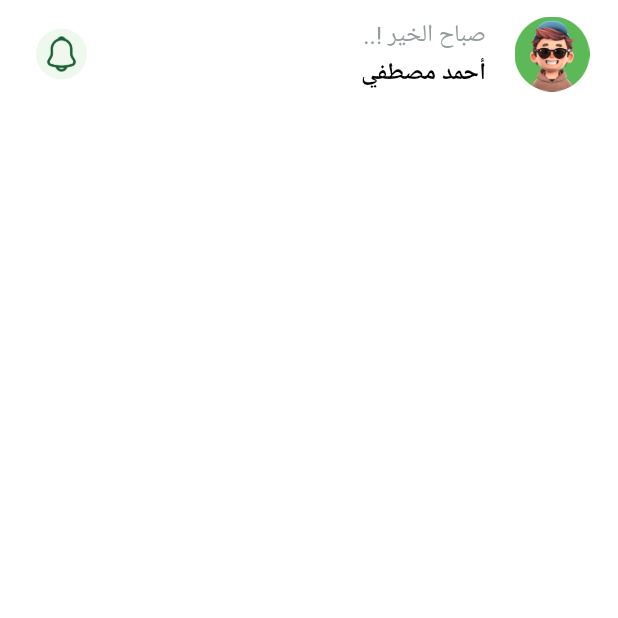
After one commit to ahmedwael111/e-commerce-fruits-hub, a Flutter app: the HomeView screen opened by its route, on a phone screen of 412 x 824 dp, the top half of it. The commit adds this screen. Run offline on Flutter 3.47's test engine with Material 3 defaults, Android fonts, the phone set to English and light mode, and no system bars; our stand-ins replace bloc, cloud_firestore, dartz, device_preview, dio, dots_indicator and 10 more; missing offline and left inert: flutter_facebook_auth; accounts and stored records are empty; Roboto replaces fonts that are missing (Cairo).

Commit message:
creat home view => starting with create coustom app bar

```diff
--- a/lib/core/helper_functions.dart/routs.dart
+++ b/lib/core/helper_functions.dart/routs.dart
@@ -1,5 +1,6 @@
 import 'package:e_commerce_fruits_hub/featurs/auth/presentation/views/sginin_view.dart';
 import 'package:e_commerce_fruits_hub/featurs/auth/presentation/views/signup_view.dart';
+import 'package:e_commerce_fruits_hub/featurs/home/presentation/views/home_view.dart';
 import 'package:e_commerce_fruits_hub/featurs/on_boarding/presentation/views/on_boarding_view.dart';
 import 'package:e_commerce_fruits_hub/featurs/splash/presentation/views/splash_view.dart';
 import 'package:flutter/material.dart';
@@ -14,6 +15,8 @@ Route<dynamic> generateRoute(RouteSettings settings) {
       return MaterialPageRoute(builder: (_) => const SigninView());
     case SignupView.routeName:
       return MaterialPageRoute(builder: (_) => const SignupView());
+    case HomeView.routeName:
+      return MaterialPageRoute(builder: (_) => const HomeView());
 
     default:
       return MaterialPageRoute(builder: (_) => const SplashView());
--- a/lib/core/utils/assets.dart
+++ b/lib/core/utils/assets.dart
@@ -8,13 +8,11 @@ class Assets {
 
   /// Assets for assetsBackground1OnBoarding
   /// assets/background_1_onBoarding.svg
-  static const String assetsBackground1OnBoarding =
-      "assets/background_1_onBoarding.svg";
+  static const String assetsBackground1OnBoarding = "assets/background_1_onBoarding.svg";
 
   /// Assets for assetsBackground2OnBoarding
   /// assets/background_2_onBoarding.svg
-  static const String assetsBackground2OnBoarding =
-      "assets/background_2_onBoarding.svg";
+  static const String assetsBackground2OnBoarding = "assets/background_2_onBoarding.svg";
 
   /// Assets for assetsCheck
   /// assets/check.svg
@@ -52,7 +50,15 @@ class Assets {
   /// assets/logo_splash.svg
   static const String assetsLogoSplash = "assets/logo_splash.svg";
 
+  /// Assets for assetsNotification1
+  /// assets/notification1.png
+  static const String assetsNotification1 = "assets/notification1.png";
+
   /// Assets for assetsPlanet
   /// assets/planet.svg
   static const String assetsPlanet = "assets/planet.svg";
+
+  /// Assets for assetsProfile
+  /// assets/profile.png
+  static const String assetsProfile = "assets/profile.png";
 }
--- a/lib/featurs/auth/presentation/views/widgets/signUpViewBody_blocConsumer.dart
+++ b/lib/featurs/auth/presentation/views/widgets/signUpViewBody_blocConsumer.dart
@@ -13,6 +13,7 @@ class SignUpViewBodyBlocConsumer extends StatelessWidget {
       listener: (context, state) {
         if (state is SignupCubitSuccess) {
           snakBar(context, 'تم إنشاء الحساب بنجاح ✅');
+          Navigator.pop(context);
         } else if (state is SignupCubitfailure) {
           // Handle failure, e.g., show an error message
           snakBar(context, '${state.message} ❌');
--- a/lib/featurs/auth/presentation/views/widgets/signinViewBody_blocConsumer.dart
+++ b/lib/featurs/auth/presentation/views/widgets/signinViewBody_blocConsumer.dart
@@ -2,6 +2,7 @@ import 'package:e_commerce_fruits_hub/core/widgets/coustom_progress_indicator.da
 import 'package:e_commerce_fruits_hub/core/widgets/snake_bar.dart';
 import 'package:e_commerce_fruits_hub/featurs/auth/presentation/cubits/sginin/signin_cubit.dart';
 import 'package:e_commerce_fruits_hub/featurs/auth/presentation/views/widgets/sginin_view_body.dart';
+import 'package:e_commerce_fruits_hub/featurs/home/presentation/views/home_view.dart';
 import 'package:flutter/material.dart';
 import 'package:flutter_bloc/flutter_bloc.dart';
 
@@ -14,6 +15,7 @@ class SgininViewBodyBlocConsumer extends StatelessWidget {
       listener: (context, state) {
         if (state is SigninSuccess) {
           snakBar(context, 'تم تسجيل الدخول بنجاح ✅');
+          Navigator.pushNamed(context, HomeView.routeName);
         } else if (state is Signinfailure) {
           // Handle failure, e.g., show an error message
           snakBar(context, '${state.message} ❌');
--- /dev/null
+++ b/lib/featurs/home/presentation/views/home_view.dart
@@ -0,0 +1,11 @@
+import 'package:e_commerce_fruits_hub/featurs/home/presentation/views/widgets/home_view_body.dart';
+import 'package:flutter/material.dart';
+
+class HomeView extends StatelessWidget {
+  const HomeView({super.key});
+  static const String routeName = 'home';
+  @override
+  Widget build(BuildContext context) {
+    return const Scaffold(body: SafeArea(child: HomeViewBody()));
+  }
+}
--- /dev/null
+++ b/lib/featurs/home/presentation/views/widgets/coustom_app_bar.dart
@@ -0,0 +1,45 @@
+import 'package:e_commerce_fruits_hub/core/utils/app_styles.dart';
+import 'package:e_commerce_fruits_hub/core/utils/assets.dart';
+import 'package:flutter/material.dart';
+
+class CoustomAppBar extends StatelessWidget {
+  const CoustomAppBar({super.key});
+
+  @override
+  Widget build(BuildContext context) {
+    return SizedBox(
+      height: 56,
+      width: double.infinity,
+      child: ListTile(
+        title: Text(
+          'صباح الخير !..',
+          textAlign: TextAlign.right,
+          style: AppTextStyles.regular16.copyWith(
+            color: const Color(0xFF949D9E),
+          ),
+        ),
+        subtitle: Text(
+          'أحمد مصطفي',
+          textAlign: TextAlign.right,
+          style: AppTextStyles.bold16.copyWith(color: Colors.black),
+        ),
+        trailing: Container(
+          width: 34,
+          height: 34,
+          decoration: ShapeDecoration(
+            color: const Color(0xFFEEF8ED) /* green-50 */,
+            shape: OvalBorder(),
+          ),
+          child: Padding(
+            padding: const EdgeInsets.all(4.0),
+            child: Image.asset(Assets.assetsNotification1),
+          ),
+        ),
+        leading: Padding(
+          padding: const EdgeInsets.all(3),
+          child: Image.asset(Assets.assetsProfile),
+        ),
+      ),
+    );
+  }
+}
--- /dev/null
+++ b/lib/featurs/home/presentation/views/widgets/home_view_body.dart
@@ -0,0 +1,13 @@
+import 'package:e_commerce_fruits_hub/featurs/home/presentation/views/widgets/coustom_app_bar.dart';
+import 'package:flutter/material.dart';
+
+class HomeViewBody extends StatelessWidget {
+  const HomeViewBody({super.key});
+
+  @override
+  Widget build(BuildContext context) {
+    return CustomScrollView(
+      slivers: [SliverToBoxAdapter(child: CoustomAppBar())],
+    );
+  }
+}
--- a/lib/featurs/splash/presentation/views/widgets/splash_view_body.dart
+++ b/lib/featurs/splash/presentation/views/widgets/splash_view_body.dart
@@ -2,6 +2,7 @@ import 'package:e_commerce_fruits_hub/constants.dart';
 import 'package:e_commerce_fruits_hub/core/services/shared_prefrenseces_singleton.dart';
 import 'package:e_commerce_fruits_hub/core/utils/assets.dart';
 import 'package:e_commerce_fruits_hub/featurs/auth/presentation/views/sginin_view.dart';
+import 'package:e_commerce_fruits_hub/featurs/home/presentation/views/home_view.dart';
 import 'package:e_commerce_fruits_hub/featurs/on_boarding/presentation/views/on_boarding_view.dart';
 import 'package:flutter/material.dart';
 import 'package:flutter_svg/svg.dart';
@@ -40,7 +41,7 @@ class _SplashViewBodyState extends State<SplashViewBody> {
     Future.delayed(const Duration(seconds: 3), () {
       bool condition = Prefs.getbool(kisOnBordingSeen);
       if (condition) {
-        Navigator.pushReplacementNamed(context, SigninView.routeName);
+        Navigator.pushReplacementNamed(context, HomeView.routeName);
       } else {
         Navigator.pushReplacementNamed(context, OnBoardingView.routeName);
       }
```
Also changed, not shown: assets/notification1.png (added), assets/profile.png (added).
